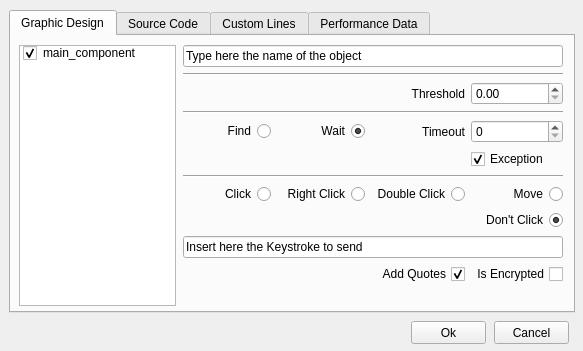
Before: the Qt Designer form alyvix/extra/robotide/qt_ui/alyvix_image_finder_properties_view.ui in alyvix/alyvix, drawn with Qt 5.
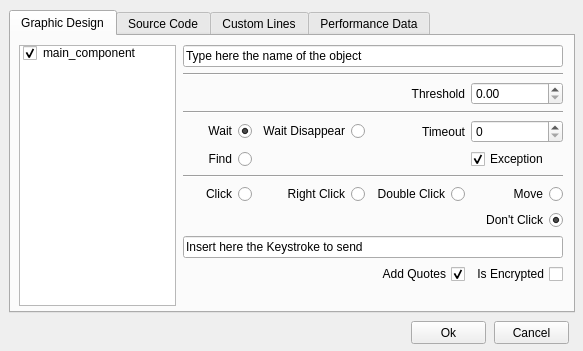
After: the same form once the commit is applied.

Commit message: changes for image disappear method

Diff of the .ui file:
```diff
--- a/alyvix/extra/robotide/qt_ui/alyvix_image_finder_properties_view.ui
+++ b/alyvix/extra/robotide/qt_ui/alyvix_image_finder_properties_view.ui
@@ -92,22 +92,6 @@
          </property>
         </widget>
        </item>
-       <item row="4" column="1">
-        <widget class="QRadioButton" name="wait_radio">
-         <property name="layoutDirection">
-          <enum>Qt::RightToLeft</enum>
-         </property>
-         <property name="text">
-          <string>Wait</string>
-         </property>
-         <property name="checked">
-          <bool>true</bool>
-         </property>
-         <attribute name="buttonGroup">
-          <string notr="true">buttonGroup_5</string>
-         </attribute>
-        </widget>
-       </item>
        <item row="2" column="3">
         <widget class="QDoubleSpinBox" name="doubleSpinBoxThreshold">
          <property name="maximum">
@@ -132,19 +116,6 @@
          </property>
         </widget>
        </item>
-       <item row="4" column="0">
-        <widget class="QRadioButton" name="find_radio">
-         <property name="layoutDirection">
-          <enum>Qt::RightToLeft</enum>
-         </property>
-         <property name="text">
-          <string>Find</string>
-         </property>
-         <attribute name="buttonGroup">
-          <string notr="true">buttonGroup_5</string>
-         </attribute>
-        </widget>
-       </item>
        <item row="0" column="0" colspan="4">
         <widget class="QLineEdit" name="namelineedit">
          <property name="text">
@@ -256,6 +227,51 @@
          </property>
         </widget>
        </item>
+       <item row="5" column="0">
+        <widget class="QRadioButton" name="find_radio">
+         <property name="layoutDirection">
+          <enum>Qt::RightToLeft</enum>
+         </property>
+         <property name="text">
+          <string>Find</string>
+         </property>
+         <attribute name="buttonGroup">
+          <string notr="true">buttonGroup_5</string>
+         </attribute>
+        </widget>
+       </item>
+       <item row="4" column="0">
+        <widget class="QRadioButton" name="wait_radio">
+         <property name="layoutDirection">
+          <enum>Qt::RightToLeft</enum>
+         </property>
+         <property name="text">
+          <string>Wait</string>
+         </property>
+         <property name="checked">
+          <bool>true</bool>
+         </property>
+         <attribute name="buttonGroup">
+          <string notr="true">buttonGroup_5</string>
+         </attribute>
+        </widget>
+       </item>
+       <item row="4" column="1">
+        <widget class="QRadioButton" name="wait_disapp_radio">
+         <property name="layoutDirection">
+          <enum>Qt::RightToLeft</enum>
+         </property>
+         <property name="text">
+          <string>Wait Disappear</string>
+         </property>
+         <property name="checked">
+          <bool>false</bool>
+         </property>
+         <attribute name="buttonGroup">
+          <string notr="true">buttonGroup_5</string>
+         </attribute>
+        </widget>
+       </item>
       </layout>
      </widget>
     </widget>
```
The commit also changes 18 other files.
